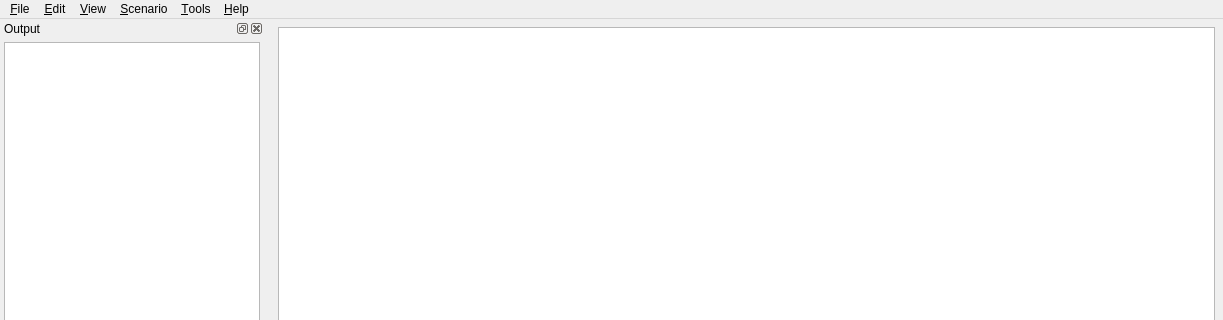
Before: the Qt Designer form scone/sconestudio/SconeStudio.ui in opensim-org/SCONE, drawn with Qt 5; both pictures show x 0 to 1223 and y 0 to 320 of the 1223 by 773 pixel window.
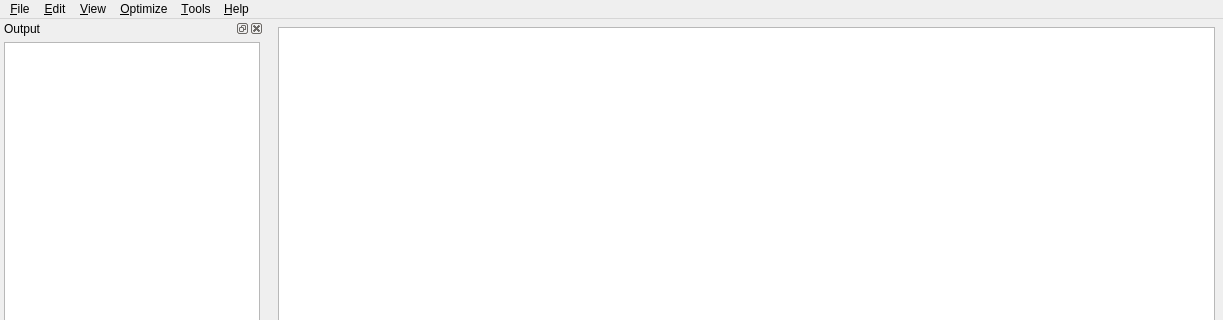
After: the same form once the commit is applied. Custom widgets are drawn as their Qt base class.

Commit message: Video output now works properly, added UI integration, video is now stored as PNG image sequence

What changed in the file:
```diff
--- a/scone/sconestudio/SconeStudio.ui
+++ b/scone/sconestudio/SconeStudio.ui
@@ -301,7 +301,7 @@
    </widget>
    <widget class="QMenu" name="menu_Optimize">
     <property name="title">
-     <string>&amp;Scenario</string>
+     <string>&amp;Optimize</string>
     </property>
     <addaction name="action_Optimize_Scenario"/>
     <addaction name="separator"/>
```
Left out of the diff: 29 changed lines with no effect on the pictures. The commit also changes 5 other files.
